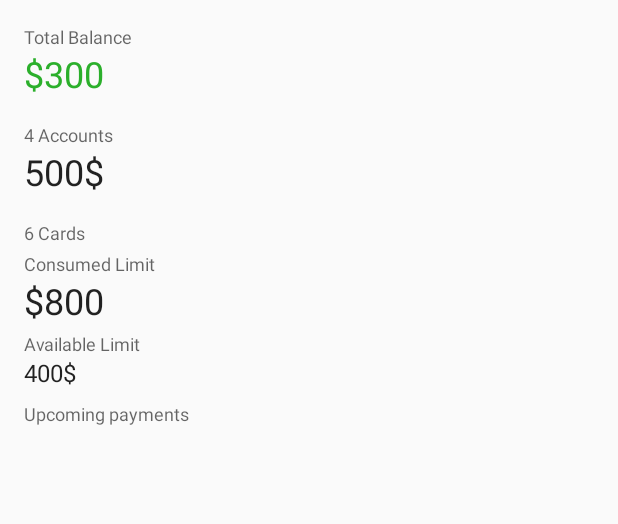
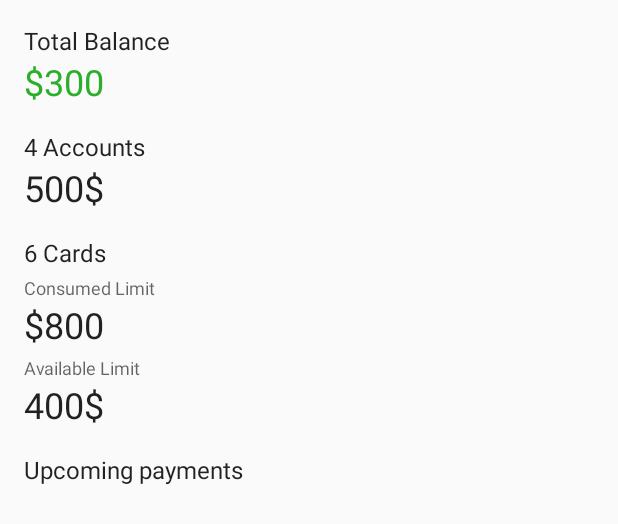
Before and after one commit to zVolt/familyfinance-android, an Android app: the layout fragment_summary.xml on its own in the app's theme, with its tools: preview values and no code run, on a phone screen of 412 x 824 dp. Shown: the top 524 px of the screen. Run offline under Robolectric (Android 15) with nearby library versions, the phone set to English and light mode, and no system bars.

Commit message:
fix: summary scrolling fix wrap summary inside nesterscoll view

```diff
--- a/app/src/main/res/layout/activity_main.xml
+++ b/app/src/main/res/layout/activity_main.xml
@@ -46,6 +46,6 @@
         android:layout_height="wrap_content"
         android:layout_gravity="end|bottom"
         android:layout_margin="@dimen/fab_margin"
-        app:srcCompat="@drawable/ic_add_white_24dp"/>
+        android:src="@drawable/ic_add_white_24dp"/>
 
 </android.support.design.widget.CoordinatorLayout>
--- a/app/src/main/res/layout/fragment_summary.xml
+++ b/app/src/main/res/layout/fragment_summary.xml
@@ -1,14 +1,21 @@
-<LinearLayout
+<android.support.v4.widget.NestedScrollView
     xmlns:android="http://schemas.android.com/apk/res/android"
+    xmlns:app="http://schemas.android.com/apk/res-auto"
     xmlns:tools="http://schemas.android.com/tools"
     android:layout_width="match_parent"
-    android:layout_height="match_parent"
+    android:layout_height="wrap_content"
     android:orientation="vertical"
-    android:padding="16dp"
+    app:layout_behavior="@string/appbar_scrolling_view_behavior"
     tools:context="io.github.zkhan93.familyfinance.FragmentMembers">
 
+    <LinearLayout
+        android:layout_width="match_parent"
+        android:layout_height="wrap_content"
+        android:orientation="vertical"
+        android:padding="16dp">
+
         <TextView
-        style="@style/TextAppearance.AppCompat.Caption"
+            style="@style/TextAppearance.AppCompat.Subhead"
             android:layout_width="match_parent"
             android:layout_height="wrap_content"
             android:text="Total Balance"/>
@@ -23,7 +30,7 @@
 
         <TextView
             android:id="@+id/account_title"
-        style="@style/TextAppearance.AppCompat.Caption"
+            style="@style/TextAppearance.AppCompat.Subhead"
             android:layout_width="match_parent"
             android:layout_height="wrap_content"
             android:layout_marginTop="16dp"
@@ -39,7 +46,7 @@
 
         <TextView
             android:id="@+id/card_title"
-        style="@style/TextAppearance.AppCompat.Caption"
+            style="@style/TextAppearance.AppCompat.Subhead"
             android:layout_width="match_parent"
             android:layout_height="wrap_content"
             android:layout_marginTop="16dp"
@@ -71,16 +78,16 @@
 
         <TextView
             android:id="@+id/remaining_cc_limit"
-        style="@style/TextAppearance.AppCompat.Subhead"
+            style="@style/TextAppearance.AppCompat.Headline"
             android:layout_width="wrap_content"
             android:layout_height="wrap_content"
             tools:text="400$"/>
 
         <TextView
-        style="@style/TextAppearance.AppCompat.Caption"
+            style="@style/TextAppearance.AppCompat.Subhead"
             android:layout_width="wrap_content"
             android:layout_height="wrap_content"
-        android:layout_marginTop="8dp"
+            android:layout_marginTop="16dp"
             android:text="Upcoming payments"/>
 
         <include
@@ -95,3 +102,4 @@
             android:id="@+id/next_payment3"
             layout="@layout/listitem_next_payment"/>
     </LinearLayout>
+</android.support.v4.widget.NestedScrollView>
--- a/app/src/main/res/layout/listitem_member.xml
+++ b/app/src/main/res/layout/listitem_member.xml
@@ -48,6 +48,7 @@
         android:layout_width="wrap_content"
         android:layout_height="wrap_content"
         android:background="?selectableItemBackgroundBorderless"
+        android:visibility="gone"
         tools:src="@drawable/ic_sms_teal_500_24dp"
         />
 
@@ -58,5 +59,6 @@
         android:layout_height="wrap_content"
         android:background="?selectableItemBackgroundBorderless"
         android:src="@drawable/ic_delete_grey_500_24dp"
-        android:tint="@android:color/holo_red_light"/>
+        android:tint="@android:color/holo_red_light"
+        android:visibility="gone"/>
 </LinearLayout>
```
Lines whose indentation alone changed are shown as unchanged.
